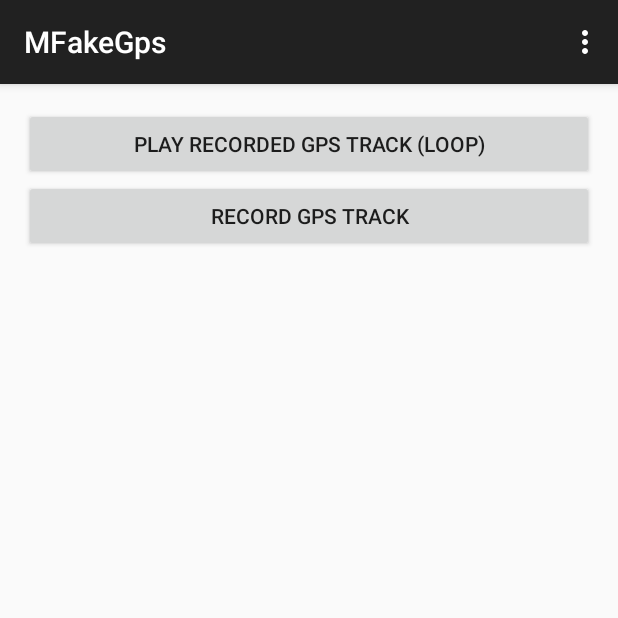
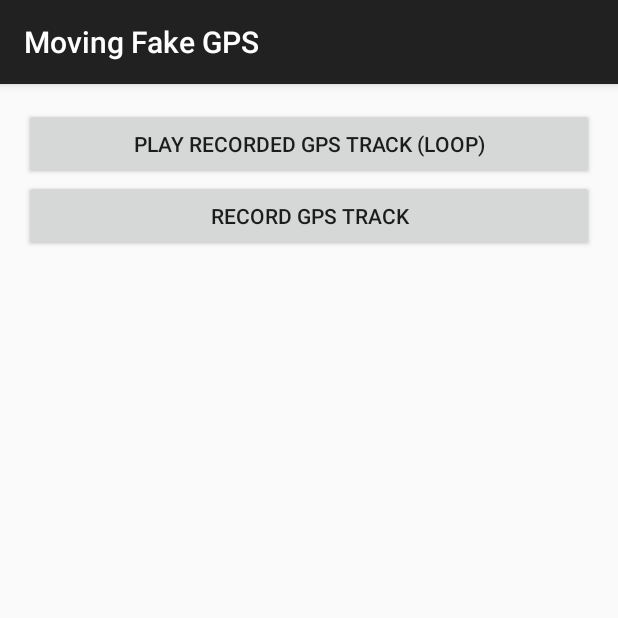
Before and after one commit to OpenCycleCompass/mfakegps, an Android app: the screen it shows after launch (MainActivity), on a phone screen of 412 x 824 dp, the top half of it. Run offline under Robolectric (Android 15) with nearby library versions, the phone set to English and light mode, and no system bars; 1 statement that could not run was skipped.

Commit message:
removed menu removed default strings changed app name

```diff
--- a/app/src/main/res/menu/menu_main.xml
+++ /dev/null
@@ -1,6 +0,0 @@
-<menu xmlns:android="http://schemas.android.com/apk/res/android"
-    xmlns:app="http://schemas.android.com/apk/res-auto"
-    xmlns:tools="http://schemas.android.com/tools" tools:context=".MainActivity">
-    <item android:id="@+id/action_settings" android:title="@string/action_settings"
-        android:orderInCategory="100" app:showAsAction="never" />
-</menu>
```
Also changed, not shown: app/src/main/res/values/strings.xml (+3 -4 lines).
